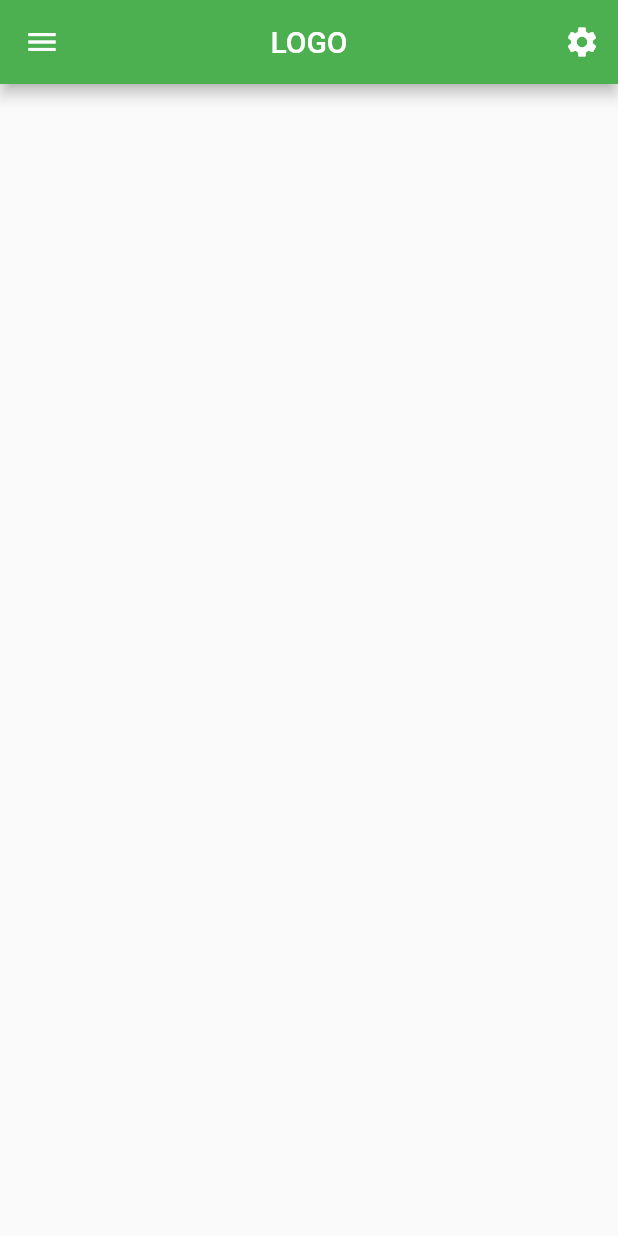
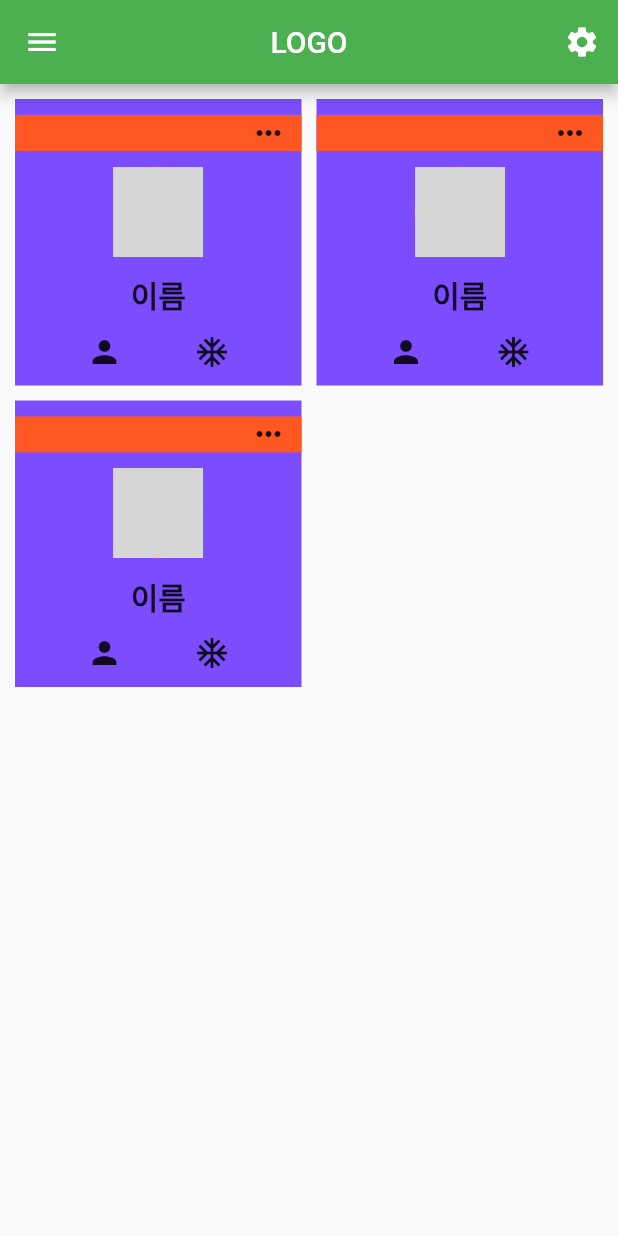
Before and after one commit to youyoung00/flutter_study, a Flutter app: the screen it shows after launch, on a phone screen of 412 x 824 dp. Run offline on Flutter 3.47's test engine with Material 2 defaults, Android fonts, the phone set to English and light mode, and no system bars; network calls fail; grey boxes are pictures that could not be loaded.

Commit message:
add _items function

```diff
--- a/lib/main.dart
+++ b/lib/main.dart
@@ -32,6 +32,70 @@ class MainPage extends StatelessWidget {
           )
         ],
       ),
+      body: GridView(
+        padding: EdgeInsets.all(10.0),
+        gridDelegate: SliverGridDelegateWithFixedCrossAxisCount(
+            crossAxisCount: 2,
+            mainAxisSpacing: 10.0,
+          crossAxisSpacing: 10.0
+        ),
+        children: [
+          this._items(),
+          this._items(),
+          this._items(),
+          // Container(color: Colors.deepPurpleAccent,),
+          // Container(color: Colors.deepPurpleAccent,),
+        ],
+      ),
+    );
+  }
+
+  Widget _items(){
+    return Container(
+      color: Colors.deepPurpleAccent,
+      child: Column(
+        mainAxisAlignment: MainAxisAlignment.spaceEvenly,
+        children: [
+          Container(
+            color: Colors.deepOrange,
+            child: Icon(Icons.more_horiz),
+            //width: (MediaQuery.of(context).size.width/2)-15.0,
+            alignment: Alignment.topRight,
+            padding: EdgeInsets.only(right: 10.0),
+          ),
+          Container(
+            width: 60.0,
+            height: 60.0,
+            decoration: BoxDecoration(
+                color: Colors.deepOrange,
+                borderRadius: BorderRadius.circular(60.0),
+                image: DecorationImage(
+                  fit: BoxFit.cover,
+                  image: NetworkImage("https://images.unsplash.com/photo-1625982972237-bdc235fbe35e?ixid=MnwxMjA3fDB8MHxlZGl0b3JpYWwtZmVlZHwzfHx8ZW58MHx8fHw%3D&ixlib=rb-1.2.1&auto=format&fit=crop&w=800&q=60"),
+                )
+            ),
+          ),
+          Container(
+            child: Text(
+              "이름",
+              style: TextStyle(
+                  fontWeight: FontWeight.bold,
+                  fontSize: 20.0
+              ),
+            ),
+          ),
+          Container(
+            child: Row(
+              mainAxisAlignment: MainAxisAlignment.spaceEvenly,
+              //crossAxisAlignment: ,
+              children: [
+                Icon(Icons.person),
+                Icon(Icons.ac_unit_outlined)
+              ],
+            ),
+          ),
+        ],
+      ),
     );
   }
 }
```
